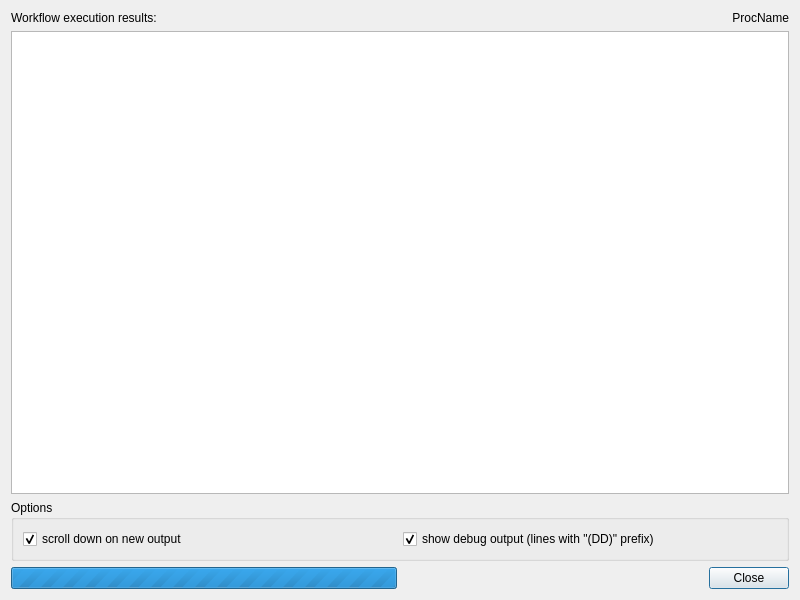
Above: src/LogDialog.ui from flowexpert/charon before the change. Below: the same form after it.
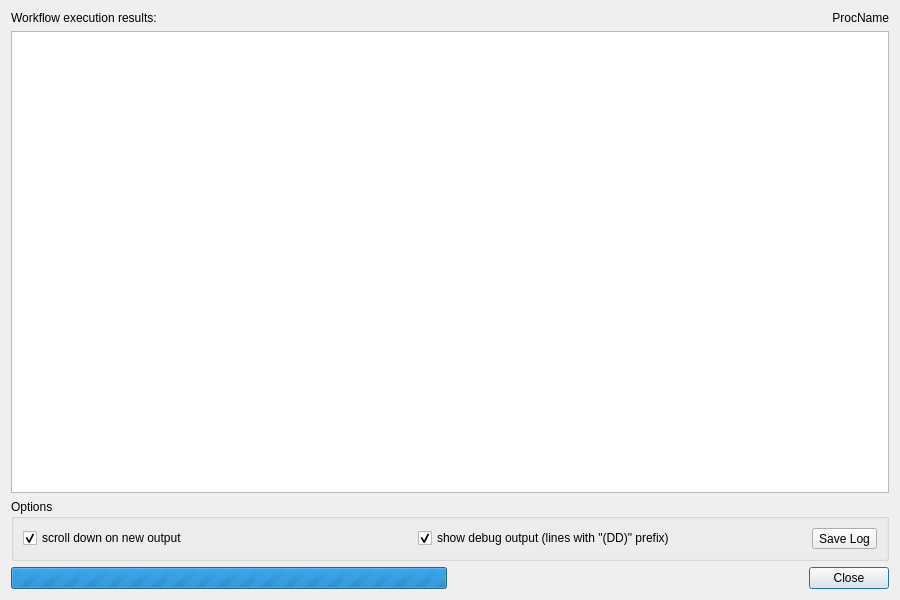
That is the form after the change. Icons and pictures are not drawn.

Commit message:
added save log option, fixed log reparsing
The save button provides an option to save the log content to a text file.
The update log is proposed to be saved to a file called "update-modules.log".
The run log ist proposed to be saved to a file besides the wrp file.

Toggling debug output now reparses the log that has been printed so far, showing old debug messages or hiding them.

The edit to the form file:
```diff
--- a/src/LogDialog.ui
+++ b/src/LogDialog.ui
@@ -6,7 +6,7 @@
    <rect>
     <x>0</x>
     <y>0</y>
-    <width>800</width>
+    <width>900</width>
     <height>600</height>
    </rect>
   </property>
@@ -117,6 +117,26 @@
         </property>
        </widget>
       </item>
+      <item>
+       <widget class="QToolButton" name="buttonSave">
+        <property name="text">
+         <string>Save Log</string>
+        </property>
+        <property name="icon">
+         <iconset resource="../resources.qrc">
+          <normaloff>:/icons/save.png</normaloff>:/icons/save.png</iconset>
+        </property>
+        <property name="iconSize">
+         <size>
+          <width>20</width>
+          <height>20</height>
+         </size>
+        </property>
+        <property name="toolButtonStyle">
+         <enum>Qt::ToolButtonTextBesideIcon</enum>
+        </property>
+       </widget>
+      </item>
      </layout>
     </widget>
    </item>
```
Left out of the diff: 4 changed lines with no effect on the pictures. The commit also changes 2 other files.
